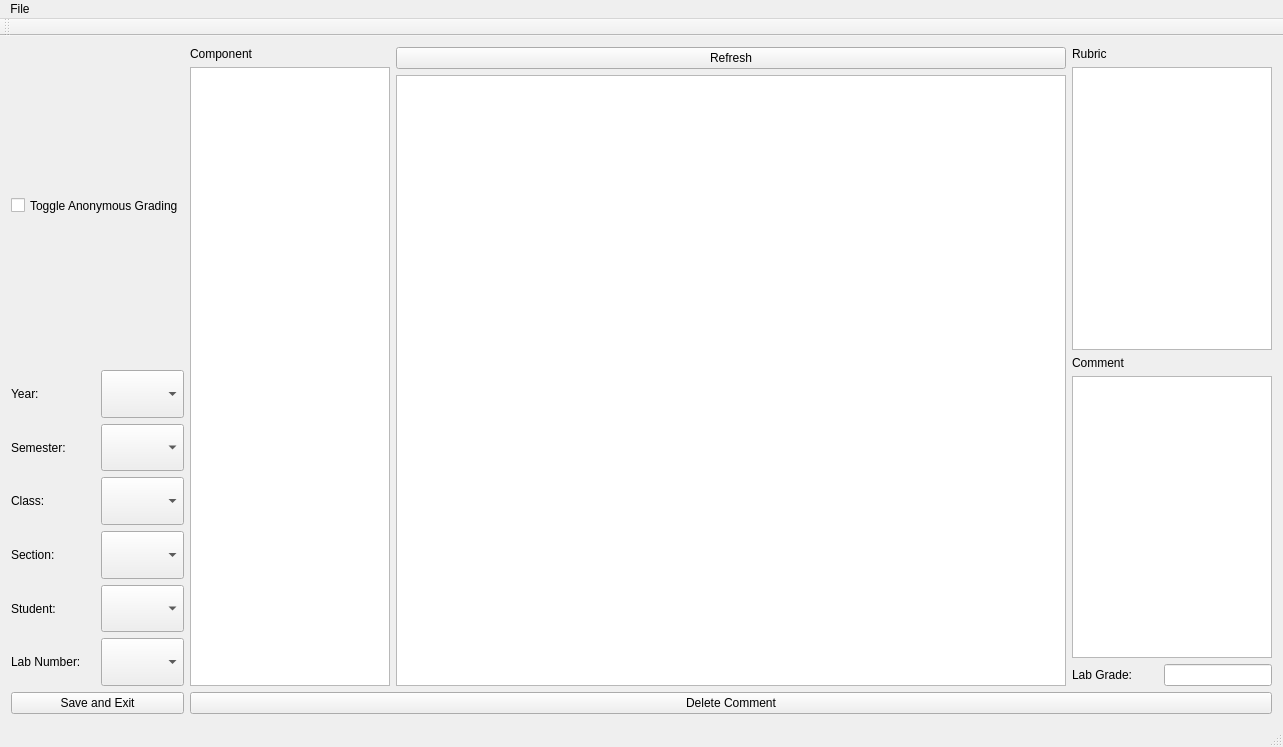
Qt form repo_project/MainMenuGUI/mainmenugui.ui (tokorealand/CS205) before a commit.
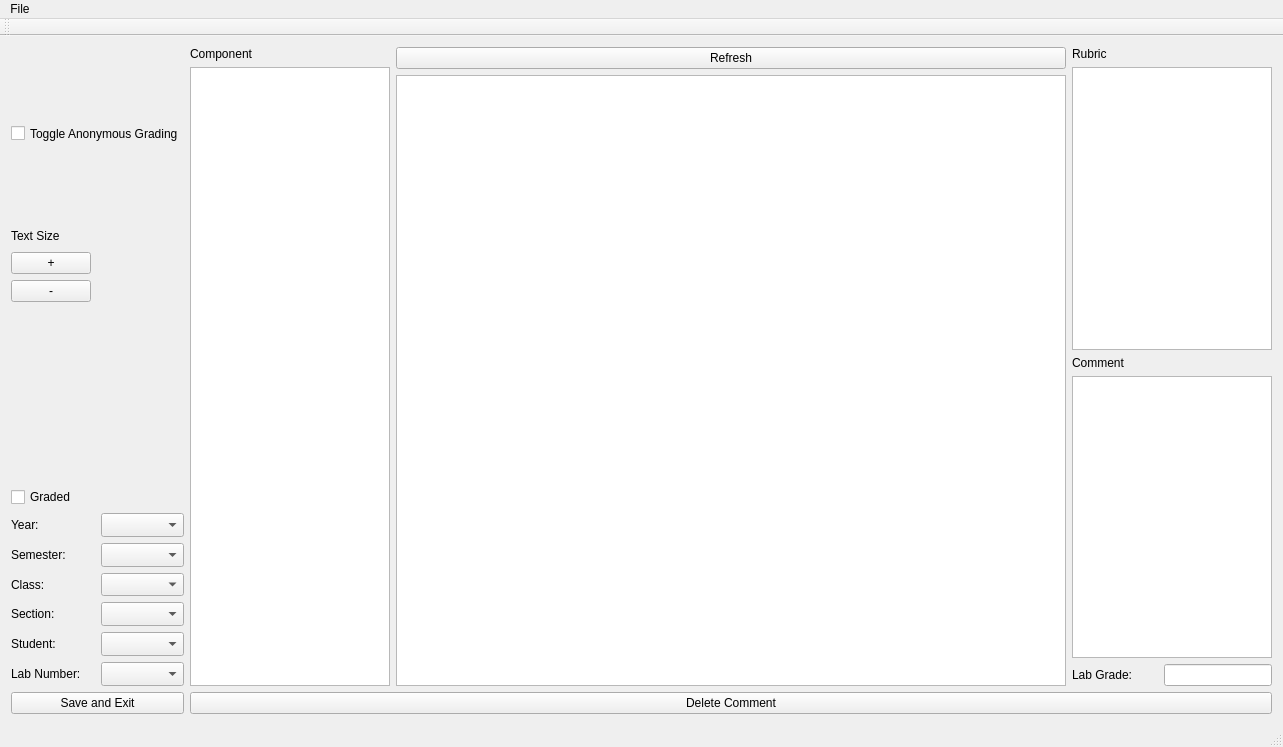
The same form after that commit.

Commit message: Added zooming and added a graded box

The edit to the form file:
```diff
--- a/repo_project/MainMenuGUI/mainmenugui.ui
+++ b/repo_project/MainMenuGUI/mainmenugui.ui
@@ -21,6 +21,44 @@
   </property>
   <widget class="QWidget" name="centralWidget">
    <layout class="QGridLayout" name="gridLayout">
+    <item row="2" column="0">
+     <widget class="QPushButton" name="pushButton_2">
+      <property name="sizePolicy">
+       <sizepolicy hsizetype="Fixed" vsizetype="Fixed">
+        <horstretch>0</horstretch>
+        <verstretch>0</verstretch>
+       </sizepolicy>
+      </property>
+      <property name="maximumSize">
+       <size>
+        <width>80</width>
+        <height>16777215</height>
+       </size>
+      </property>
+      <property name="text">
+       <string>+</string>
+      </property>
+     </widget>
+    </item>
+    <item row="3" column="0">
+     <widget class="QPushButton" name="pushButton">
+      <property name="sizePolicy">
+       <sizepolicy hsizetype="Fixed" vsizetype="Fixed">
+        <horstretch>0</horstretch>
+        <verstretch>0</verstretch>
+       </sizepolicy>
+      </property>
+      <property name="maximumSize">
+       <size>
+        <width>80</width>
+        <height>16777215</height>
+       </size>
+      </property>
+      <property name="text">
+       <string>-</string>
+      </property>
+     </widget>
+    </item>
     <item row="0" column="0">
      <widget class="QCheckBox" name="checkBox">
       <property name="sizePolicy">
@@ -40,7 +78,7 @@
       </property>
      </widget>
     </item>
-    <item row="0" column="1" rowspan="2">
+    <item row="0" column="3" rowspan="7">
      <layout class="QHBoxLayout" name="horizontalLayout_9">
       <item>
        <layout class="QHBoxLayout" name="horizontalLayout_8">
@@ -200,7 +238,7 @@
       </item>
      </layout>
     </item>
-    <item row="1" column="0">
+    <item row="6" column="0">
      <layout class="QVBoxLayout" name="verticalLayout">
       <item>
        <layout class="QHBoxLayout" name="horizontalLayout_6">
@@ -438,34 +476,47 @@
       </item>
      </layout>
     </item>
-    <item row="2" column="0">
+    <item row="7" column="0">
      <widget class="QPushButton" name="saveAndExit">
       <property name="text">
        <string>Save and Exit</string>
       </property>
      </widget>
     </item>
-    <item row="2" column="1">
+    <item row="7" column="3">
      <widget class="QPushButton" name="deleteComment">
       <property name="text">
        <string>Delete Comment</string>
       </property>
      </widget>
     </item>
+    <item row="5" column="0">
+     <widget class="QCheckBox" name="checkBox_2">
+      <property name="text">
+       <string>Graded</string>
+      </property>
+     </widget>
+    </item>
+    <item row="1" column="0">
+     <widget class="QLabel" name="label">
+      <property name="sizePolicy">
+       <sizepolicy hsizetype="Fixed" vsizetype="Fixed">
+        <horstretch>0</horstretch>
+        <verstretch>0</verstretch>
+       </sizepolicy>
+      </property>
+      <property name="maximumSize">
+       <size>
+        <width>80</width>
+        <height>20</height>
+       </size>
+      </property>
+      <property name="text">
+       <string>Text Size</string>
+      </property>
+     </widget>
+    </item>
    </layout>
-   <zorder>disrubric</zorder>
-   <zorder>disjava</zorder>
-   <zorder>discomment</zorder>
-   <zorder>componentSelect</zorder>
-   <zorder>layoutWidget</zorder>
-   <zorder>layoutWidget</zorder>
-   <zorder>checkBox</zorder>
-   <zorder>Refresh</zorder>
-   <zorder>label_8</zorder>
-   <zorder>saveAndExit</zorder>
-   <zorder>label_10</zorder>
-   <zorder>label_11</zorder>
-   <zorder>deleteComment</zorder>
   </widget>
   <widget class="QMenuBar" name="menuBar">
    <property name="geometry">
```
The commit also changes 13 other files.
